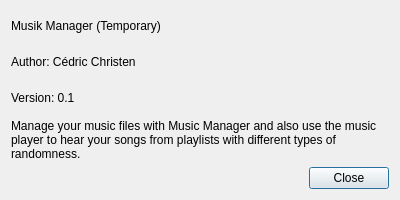
The window that info.ui (cedi4155476/musicmanager) describes before a commit, drawn with Qt 5.
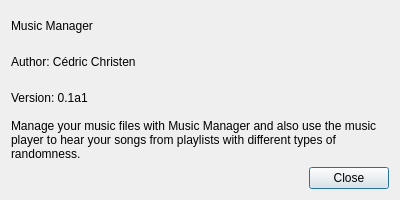
The same window after the commit.

```diff
--- a/info.ui
+++ b/info.ui
@@ -41,7 +41,7 @@
    <item>
     <widget class="QLabel" name="label">
      <property name="text">
-      <string>Musik Manager (Temporary)</string>
+      <string>Music Manager</string>
      </property>
     </widget>
    </item>
@@ -55,7 +55,7 @@
    <item>
     <widget class="QLabel" name="label_3">
      <property name="text">
-      <string>Version: 0.1</string>
+      <string>Version: 0.1a1</string>
      </property>
     </widget>
    </item>
```
